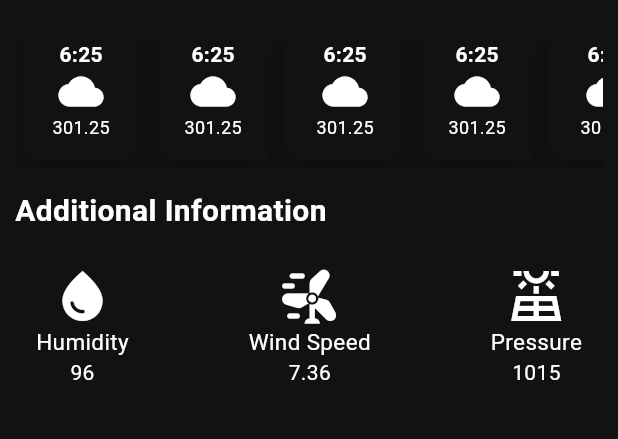
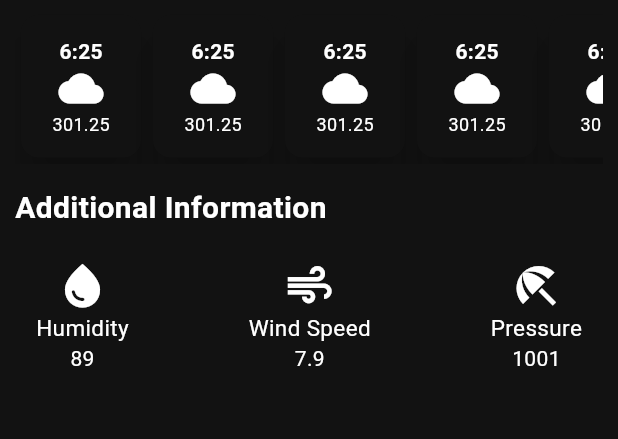
Before and after one commit to MdSohidUllahChowdhury/Check-Weather, a Flutter app: the screen it shows after launch, on a phone screen of 412 x 824 dp, the part 429-868 px from its top. Run offline on Flutter 3.47's test engine with Material 3 defaults, Android fonts, the phone set to English and light mode, and no system bars; our stand-ins replace flutter_screenutil.

Commit message:
Logical UI

```diff
--- /dev/null
+++ b/lib/addi_info.dart
@@ -0,0 +1,43 @@
+import 'package:flutter/material.dart';
+
+class Additional_Information extends StatelessWidget {
+
+  final IconData icon;
+  final String textInfo;
+  final String number;
+
+  const Additional_Information(
+    {
+    super.key,
+    required this.icon,
+    required this.textInfo,
+    required this.number,
+    });
+
+  @override
+  Widget build(BuildContext context) {
+    return Padding(
+      padding:  EdgeInsets.all(14.0),
+      child: Container(
+        child: Column(
+          children: [
+            Icon(
+              icon,
+              size: 35,
+            ),
+            Text(
+              textInfo,
+              style: TextStyle(
+                fontSize: 15,
+              ),
+            ),
+            Text(
+              number,
+              style: TextStyle(fontSize: 14),
+            )
+          ],
+        ),
+      ),
+    );
+  }
+}
--- a/lib/weather.dart
+++ b/lib/weather.dart
@@ -1,5 +1,6 @@
 import 'dart:ui';
 import 'package:flutter/material.dart';
+import 'package:weather_app/addi_info.dart';
 import 'package:weather_app/weather_forecasr.dart';
 
 class WeatherScreen extends StatefulWidget {
@@ -22,14 +23,20 @@ class _WeatherScreenState extends State<WeatherScreen> {
           ],
         ),
 
-        body: Padding(
+        body:
+        Padding(
           padding: const EdgeInsets.all(10.0),
-          child: Column(mainAxisAlignment: MainAxisAlignment.start,
-            children: [
+
+          child:
+          Column(
+            mainAxisAlignment: MainAxisAlignment.start,
+            children:
+            [
               Card(
                 elevation: 10,
                 shape: RoundedRectangleBorder(
-                  borderRadius: BorderRadius.circular(16)),
+                borderRadius: BorderRadius.circular(16)),
+
                   child:
                   Container(
                   width: double.infinity,
@@ -45,10 +52,18 @@ class _WeatherScreenState extends State<WeatherScreen> {
                     child: Padding(
                         padding: const EdgeInsets.all(16.0),
 
-                        child: Column(
-                          children: [
-                            Text('305°F',style: TextStyle(fontSize: 32,fontWeight: FontWeight.bold),),
+                        child:
+                         Column(
+                          children:
+                           [
+                            Text('305°F',
+                            style: TextStyle(
+                              fontSize: 32,
+                              fontWeight: FontWeight.bold),
+                              ),
+
                             Icon(Icons.cloud,size: 64,),
+
                             Text('Rain',style: TextStyle(fontSize: 18),)
                           ],
                         ),
@@ -57,19 +72,20 @@ class _WeatherScreenState extends State<WeatherScreen> {
                   ),
                 ),
               ),
-
               SizedBox(height: 15,),
-
 
                   Align(
                   alignment: Alignment.centerLeft,
                     child: Text('Weather Forecast',
                     style: TextStyle(fontSize: 20,
-                    fontWeight: FontWeight.bold),),
-                  ),
-                  SizedBox(height: 8,),
+                    fontWeight: FontWeight.bold
+                    ),
+                    ),
+                    ),
+                  SizedBox(height: 6,),
 
-             SingleChildScrollView(scrollDirection: Axis.horizontal,
+                SingleChildScrollView(
+                scrollDirection: Axis.horizontal,
                    child: Row(
                       children: [
                         Forecast(),
@@ -85,7 +101,6 @@ class _WeatherScreenState extends State<WeatherScreen> {
                       ],
                     ),
                  ),
-
                  SizedBox(height: 15,),
 
                   Align(
@@ -94,65 +109,28 @@ class _WeatherScreenState extends State<WeatherScreen> {
                     style: TextStyle(fontSize: 20,
                     fontWeight: FontWeight.bold),),
                   ),
-                  SizedBox(height: 8,),
+                  SizedBox(height: 6,),
 
-                  Row(mainAxisAlignment: MainAxisAlignment.spaceBetween,
+                  Row(
+                    mainAxisAlignment: MainAxisAlignment.spaceBetween,
+                    children: [
+                      Additional_Information(
+                        icon: (Icons.water_drop),
+                        textInfo: 'Humidity',
+                        number: '89'
+                        ),
 
-                    children: [
+                        Additional_Information(
+                          icon: (Icons.air),
+                           textInfo: 'Wind Speed',
+                            number: '7.9'
+                            ),
 
-                       Padding(
-                         padding: const EdgeInsets.all(14.0),
-                         child: Container(
-                           child: Column(
-                            children: [
-                              Icon(Icons.water_drop,size: 40,),
-
-                               Text('Humidity',
-                               style:
-                               TextStyle(fontSize: 15,),
-                               ),
-
-                               Text('96',style: TextStyle(fontSize: 14),)
-                            ],
+                            Additional_Information(
+                          icon: (Icons.beach_access),
+                           textInfo: 'Pressure',
+                            number: '1001'
                             ),
-                         ),
-                       ),
-
-                          Padding(
-                            padding: const EdgeInsets.all(14.0),
-                            child: Container(
-                                 child: Column(
-                                  children: [
-                                    Icon(Icons.wind_power_rounded,size: 40,),
-
-                                     Text('Wind Speed',
-                                     style:
-                                     TextStyle(fontSize: 15,),
-                                     ),
-
-                                     Text('7.36',style: TextStyle(fontSize: 14),)
-                                  ],
-                                  ),
-                               ),
-                          ),
-
-                             Padding(
-                               padding: const EdgeInsets.all(14.0),
-                               child: Container(
-                                 child: Column(
-                                  children: [
-                                    Icon(Icons.solar_power_outlined,size: 40,),
-
-                                     Text('Pressure',
-                                     style:
-                                     TextStyle(fontSize: 15,),
-                                     ),
-
-                                     Text('1015',style: TextStyle(fontSize: 14),)
-                                  ],
-                                  ),
-                               ),
-                             ),
                     ],
                   )
 
```
